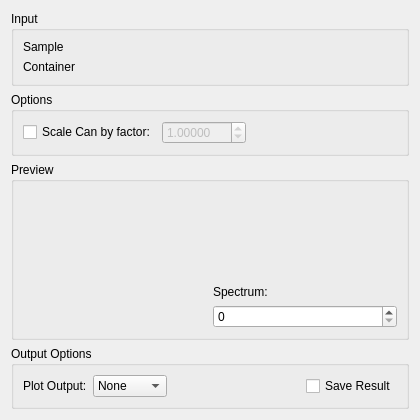
The window that MantidQt/CustomInterfaces/inc/MantidQtCustomInterfaces/Indirect/ContainerSubtraction.ui (mantidproject/mantid) describes before a commit, drawn with Qt 5.
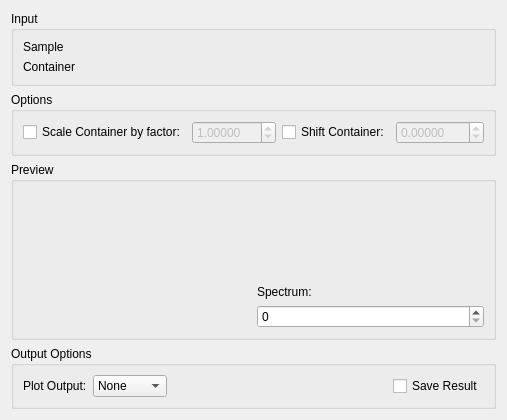
The same window after the commit. Custom widgets are drawn as their Qt base class.

Commit message:
Added Shift option to ContainerSubtraction ui
Refs #13993

What changed in the file:
```diff
--- a/MantidQt/CustomInterfaces/inc/MantidQtCustomInterfaces/Indirect/ContainerSubtraction.ui
+++ b/MantidQt/CustomInterfaces/inc/MantidQtCustomInterfaces/Indirect/ContainerSubtraction.ui
@@ -114,7 +114,7 @@
             <item row="0" column="0">
               <widget class="QCheckBox" name="ckScaleCan">
                 <property name="text">
-                  <string>Scale Can by factor:</string>
+                  <string>Scale Container by factor:</string>
                 </property>
                 <property name="checked">
                   <bool>false</bool>
@@ -134,6 +134,9 @@
                     <property name="maximum">
                       <double>999.990000000000009</double>
                     </property>
+                    <property name="minimum">
+                      <double>-0.000000000000000</double>
+                    </property>
                     <property name="singleStep">
                       <double>0.100000000000000</double>
                     </property>
@@ -142,18 +145,41 @@
                     </property>
                   </widget>
                 </item>
+              </layout>
+            </item>
+            <item row="0" column="2">
+              <widget class="QCheckBox" name="ckShiftCan">
+                <property name="text">
+                  <string>Shift Container:</string>
+                </property>
+                <property name="checked">
+                  <bool>false</bool>
+                </property>
+              </widget>
+            </item>
+            <item row="0" column="3">
+              <layout class="QHBoxLayout" name="loShift">
                 <item>
-                  <spacer name="horizontalSpacer">
-                    <property name="orientation">
-                      <enum>Qt::Horizontal</enum>
+                  <widget class="QDoubleSpinBox" name="spShift">
+                    <property name="enabled">
+                      <bool>false</bool>
                     </property>
-                    <property name="sizeHint" stdset="0">
-                      <size>
-                        <width>40</width>
-                        <height>20</height>
-                      </size>
+                    <property name="decimals">
+                      <number>5</number>
                     </property>
-                  </spacer>
+                    <property name="maximum">
+                      <double>999.990000000000009</double>
+                    </property>
+                    <property name="minimum">
+                      <double>-999.990000000000009</double>
+                    </property>
+                    <property name="singleStep">
+                      <double>0.100000000000000</double>
+                    </property>
+                    <property name="value">
+                      <double>0.000000000000000</double>
+                    </property>
+                  </widget>
                 </item>
               </layout>
             </item>
```
Left out of the diff: 4 changed lines with no effect on the pictures.
